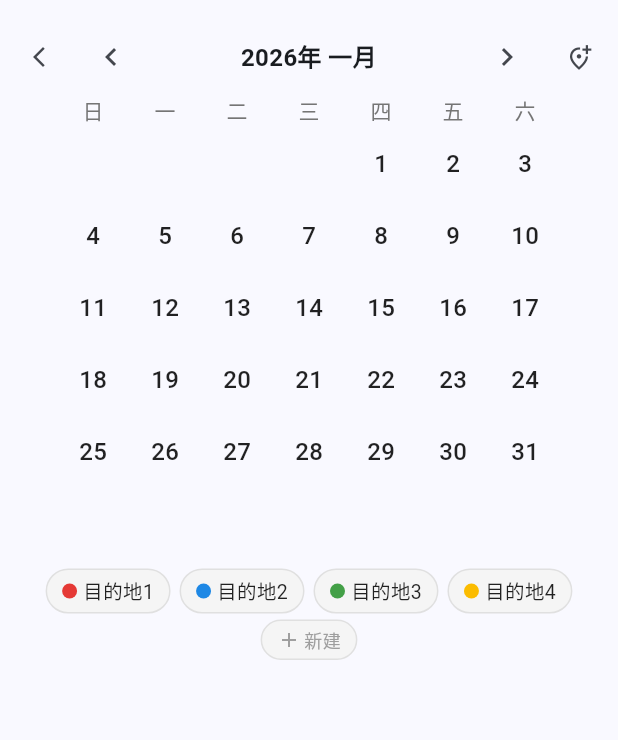
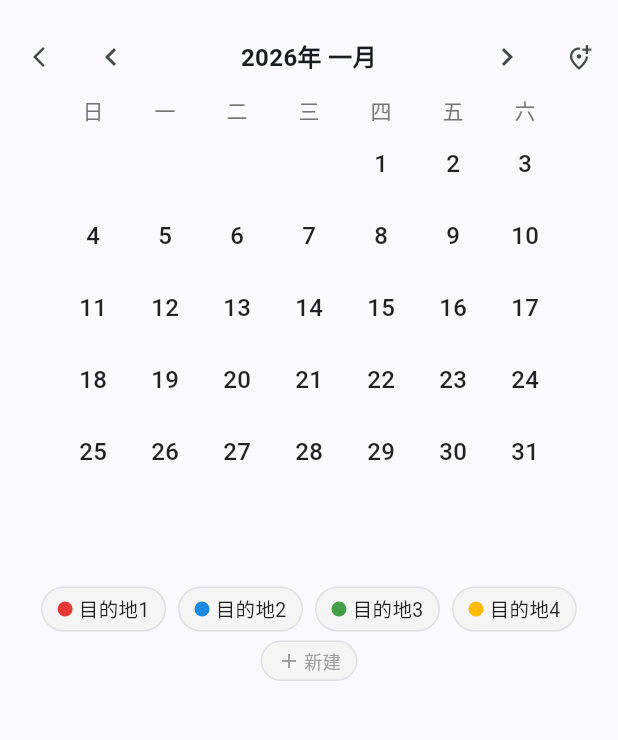
Before and after one commit to Xiezr/biztrip, a Flutter app: the screen it shows after launch, after a tap on the "chevron left" icon, after a tap on the "chevron right" icon, after a tap on "一月", on a phone screen of 412 x 824 dp, the part 63-803 px from its top. Run offline on Flutter 3.47's test engine with Material 3 defaults, Android fonts, the phone set to English and light mode, and no system bars.

Commit message:
feat: 年份扩展+连续日期检测+布局优化

```diff
--- a/lib/providers/calendar_provider.dart
+++ b/lib/providers/calendar_provider.dart
@@ -13,7 +13,7 @@ class CalendarProvider extends ChangeNotifier {
       : _year = DateTime.now().year,
         _month = DateTime.now().month,
         _minYear = DateTime.now().year - 1,
-        _maxYear = DateTime.now().year;
+        _maxYear = DateTime.now().year + 1;
 
   int get year => _year;
   int get month => _month;
--- a/lib/screens/location_edit_page.dart
+++ b/lib/screens/location_edit_page.dart
@@ -281,7 +281,6 @@ class _LocationEditPageState extends State<LocationEditPage> {
                           TextButton(onPressed: () => Navigator.pop(ctx), child: const Text('取消')),
                           TextButton(
                             onPressed: () {
-                              context.read<MarkProvider>().removeMarksByLocation(widget.locationId);
                               context.read<LocationProvider>().removeLocation(widget.locationId);
                               Navigator.pop(ctx);
                               Navigator.pop(context);
--- a/lib/screens/month_view.dart
+++ b/lib/screens/month_view.dart
@@ -73,6 +73,15 @@ class MonthView extends StatelessWidget {
               final dayMarks = markProvider.getMarksForDate(date);
               if (dayMarks.length >= 2) return;
 
+              // 判断是否连续日期（和已有标记相差1天以内）
+              bool isConsecutive = false;
+              final prev = DateTime(date.year, date.month, date.day - 1);
+              final next = DateTime(date.year, date.month, date.day + 1);
+              if (markProvider.hasMark(aid, prev) || markProvider.hasMark(aid, next)) {
+                isConsecutive = true;
+              }
+
+              if (!isConsecutive) {
                 final lastDate = markProvider.getLastMarkDate(aid, date);
                 if (lastDate != null) {
                   final daysSince = date.difference(lastDate).inDays;
@@ -88,20 +97,21 @@ class MonthView extends StatelessWidget {
                     );
                   }
                 }
+              }
               await markProvider.toggleMark(aid, date);
             },
           ),
         ),
 
-        const SizedBox(height: 4),
+        const SizedBox(height: 16),
 
-        // 目的地列表
+        // 目的地列表（每行最多3个）
         Container(
           padding: const EdgeInsets.symmetric(horizontal: 12, vertical: 2),
           child: Wrap(
             alignment: WrapAlignment.center,
-            spacing: 6,
-            runSpacing: 4,
+            spacing: 8,
+            runSpacing: 6,
             children: [
               ...monthLocations.map((loc) => _DestChip(
                 location: loc,
```
Lines whose indentation alone changed are shown as unchanged.
